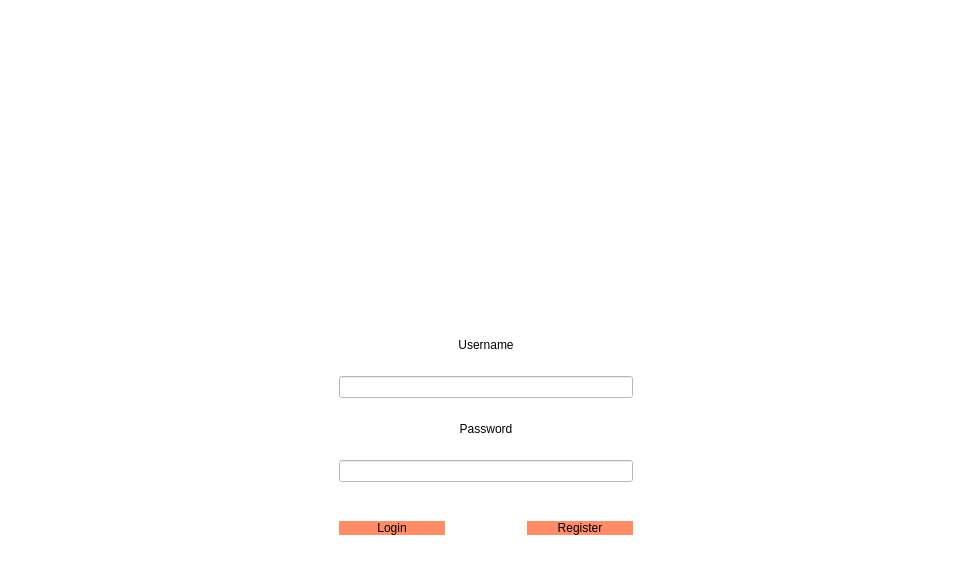
Qt form stacked.ui (acordi96/ProgrammazioneDiSistema-SharedEditor-Client) before a commit.
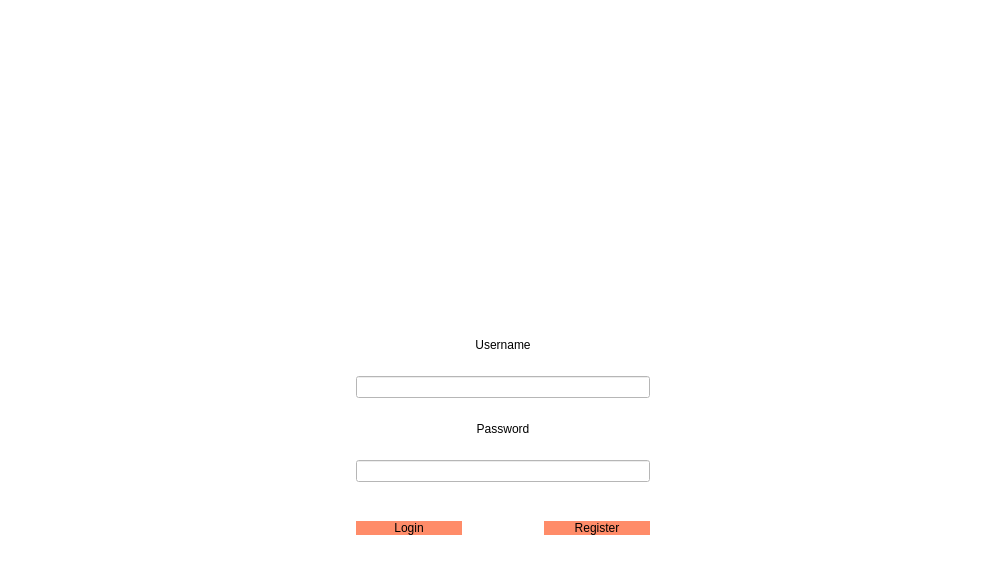
The same form after that commit. Icons and pictures are not drawn.

Patch:
```diff
--- a/stacked.ui
+++ b/stacked.ui
@@ -6,7 +6,7 @@
    <rect>
     <x>0</x>
     <y>0</y>
-    <width>963</width>
+    <width>998</width>
     <height>587</height>
    </rect>
   </property>
```
Left out of the diff: 4 changed lines with no effect on the pictures.
